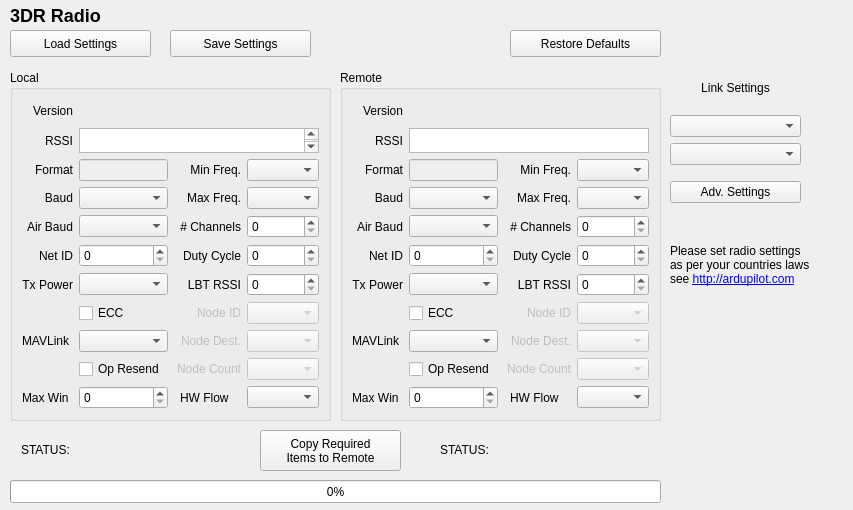
Qt form src/ui/configuration/Radio3DRConfig.ui (ArduPilot/apm_planner) before a commit.
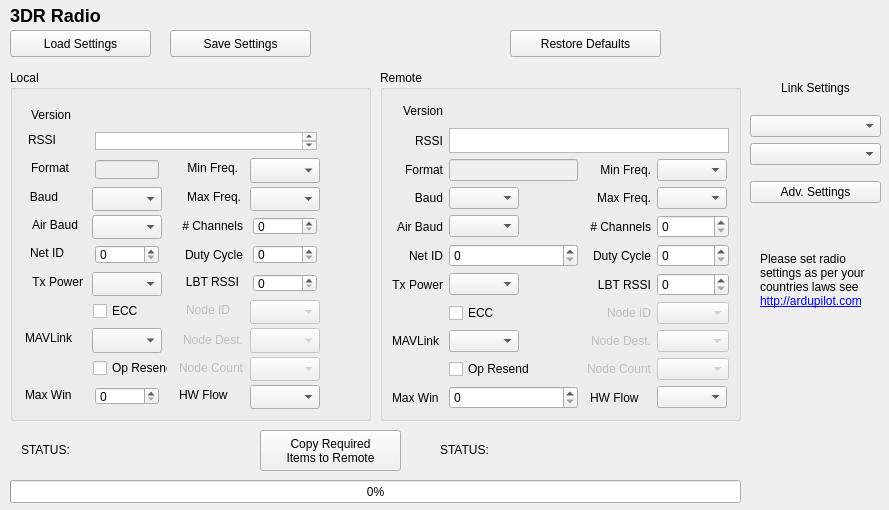
The same form after that commit.

Commit message: ComboBox Control: Fixes #522 combobox and layouts effected

Diff of the .ui file:
```diff
--- a/src/ui/configuration/Radio3DRConfig.ui
+++ b/src/ui/configuration/Radio3DRConfig.ui
@@ -6,7 +6,7 @@
    <rect>
     <x>0</x>
     <y>0</y>
-    <width>853</width>
+    <width>889</width>
     <height>510</height>
    </rect>
   </property>
@@ -60,16 +60,22 @@
     <rect>
      <x>10</x>
      <y>70</y>
-     <width>321</width>
+     <width>361</width>
      <height>351</height>
     </rect>
    </property>
    <property name="title">
     <string>Local</string>
    </property>
-   <layout class="QGridLayout" name="gridLayout">
-    <item row="6" column="3">
      <widget class="QLabel" name="label_10">
+    <property name="geometry">
+     <rect>
+      <x>169</x>
+      <y>204</y>
+      <width>60</width>
+      <height>16</height>
+     </rect>
+    </property>
       <property name="text">
        <string>LBT RSSI</string>
       </property>
@@ -77,9 +83,15 @@
        <set>Qt::AlignRight|Qt::AlignTrailing|Qt::AlignVCenter</set>
       </property>
      </widget>
-    </item>
-    <item row="3" column="3">
      <widget class="QLabel" name="label_8">
+    <property name="geometry">
+     <rect>
+      <x>169</x>
+      <y>119</y>
+      <width>62</width>
+      <height>16</height>
+     </rect>
+    </property>
       <property name="text">
        <string>Max Freq.</string>
       </property>
@@ -87,16 +99,28 @@
        <set>Qt::AlignRight|Qt::AlignTrailing|Qt::AlignVCenter</set>
       </property>
      </widget>
-    </item>
-    <item row="7" column="1">
      <widget class="QCheckBox" name="eccCheckBox">
+    <property name="geometry">
+     <rect>
+      <x>83</x>
+      <y>231</y>
+      <width>53</width>
+      <height>20</height>
+     </rect>
+    </property>
       <property name="text">
        <string>ECC</string>
       </property>
      </widget>
-    </item>
-    <item row="5" column="0">
      <widget class="QLabel" name="label_14">
+    <property name="geometry">
+     <rect>
+      <x>15</x>
+      <y>175</y>
+      <width>39</width>
+      <height>16</height>
+     </rect>
+    </property>
       <property name="text">
        <string>Net ID</string>
       </property>
@@ -104,15 +128,34 @@
        <set>Qt::AlignRight|Qt::AlignTrailing|Qt::AlignVCenter</set>
       </property>
      </widget>
-    </item>
-    <item row="2" column="4">
-     <widget class="QComboBox" name="minFreqComboBox"/>
-    </item>
-    <item row="8" column="3">
+   <widget class="QComboBox" name="minFreqComboBox">
+    <property name="geometry">
+     <rect>
+      <x>240</x>
+      <y>88</y>
+      <width>70</width>
+      <height>25</height>
+     </rect>
+    </property>
+    <property name="maximumSize">
+     <size>
+      <width>70</width>
+      <height>16777215</height>
+     </size>
+    </property>
+   </widget>
      <widget class="QLabel" name="label_12">
       <property name="enabled">
        <bool>false</bool>
       </property>
+    <property name="geometry">
+     <rect>
+      <x>169</x>
+      <y>260</y>
+      <width>64</width>
+      <height>19</height>
+     </rect>
+    </property>
       <property name="text">
        <string>Node Dest.</string>
       </property>
@@ -120,23 +163,41 @@
        <set>Qt::AlignRight|Qt::AlignTrailing|Qt::AlignVCenter</set>
       </property>
      </widget>
-    </item>
-    <item row="8" column="4">
      <widget class="QComboBox" name="nodeDestComboBox">
       <property name="enabled">
        <bool>false</bool>
       </property>
-     </widget>
-    </item>
-    <item row="9" column="4">
+    <property name="geometry">
+     <rect>
+      <x>240</x>
+      <y>258</y>
+      <width>70</width>
+      <height>25</height>
+     </rect>
+    </property>
+   </widget>
      <widget class="QComboBox" name="nodeCountComboBox">
       <property name="enabled">
        <bool>false</bool>
       </property>
-     </widget>
-    </item>
-    <item row="2" column="0">
+    <property name="geometry">
+     <rect>
+      <x>240</x>
+      <y>287</y>
+      <width>70</width>
+      <height>24</height>
+     </rect>
+    </property>
+   </widget>
      <widget class="QLabel" name="label_3">
+    <property name="geometry">
+     <rect>
+      <x>15</x>
+      <y>90</y>
+      <width>44</width>
+      <height>16</height>
+     </rect>
+    </property>
       <property name="text">
        <string>Format</string>
       </property>
@@ -144,12 +205,18 @@
        <set>Qt::AlignRight|Qt::AlignTrailing|Qt::AlignVCenter</set>
       </property>
      </widget>
-    </item>
-    <item row="7" column="3">
      <widget class="QLabel" name="label_11">
       <property name="enabled">
        <bool>false</bool>
       </property>
+    <property name="geometry">
+     <rect>
+      <x>169</x>
+      <y>232</y>
+      <width>51</width>
+      <height>16</height>
+     </rect>
+    </property>
       <property name="text">
        <string>Node ID</string>
       </property>
@@ -157,16 +224,28 @@
        <set>Qt::AlignRight|Qt::AlignTrailing|Qt::AlignVCenter</set>
       </property>
      </widget>
-    </item>
-    <item row="9" column="1">
      <widget class="QCheckBox" name="opResendCheckBox">
+    <property name="geometry">
+     <rect>
+      <x>83</x>
+      <y>288</y>
+      <width>75</width>
+      <height>20</height>
+     </rect>
+    </property>
       <property name="text">
        <string>Op Resend</string>
       </property>
      </widget>
-    </item>
-    <item row="2" column="3">
      <widget class="QLabel" name="label_6">
+    <property name="geometry">
+     <rect>
+      <x>169</x>
+      <y>90</y>
+      <width>59</width>
+      <height>16</height>
+     </rect>
+    </property>
       <property name="text">
        <string>Min Freq.</string>
       </property>
@@ -174,9 +253,15 @@
        <set>Qt::AlignRight|Qt::AlignTrailing|Qt::AlignVCenter</set>
       </property>
      </widget>
-    </item>
-    <item row="4" column="0">
      <widget class="QLabel" name="label_5">
+    <property name="geometry">
+     <rect>
+      <x>15</x>
+      <y>147</y>
+      <width>53</width>
+      <height>16</height>
+     </rect>
+    </property>
       <property name="text">
        <string>Air Baud</string>
       </property>
@@ -184,9 +269,15 @@
        <set>Qt::AlignRight|Qt::AlignTrailing|Qt::AlignVCenter</set>
       </property>
      </widget>
-    </item>
-    <item row="6" column="0">
      <widget class="QLabel" name="label_17">
+    <property name="geometry">
+     <rect>
+      <x>15</x>
+      <y>204</y>
+      <width>58</width>
+      <height>16</height>
+     </rect>
+    </property>
       <property name="text">
        <string>Tx Power</string>
       </property>
@@ -194,9 +285,15 @@
        <set>Qt::AlignRight|Qt::AlignTrailing|Qt::AlignVCenter</set>
       </property>
      </widget>
-    </item>
-    <item row="4" column="3">
      <widget class="QLabel" name="label_9">
+    <property name="geometry">
+     <rect>
+      <x>169</x>
+      <y>147</y>
+      <width>64</width>
+      <height>18</height>
+     </rect>
+    </property>
       <property name="text">
        <string># Channels</string>
       </property>
@@ -204,22 +301,47 @@
        <set>Qt::AlignRight|Qt::AlignTrailing|Qt::AlignVCenter</set>
       </property>
      </widget>
-    </item>
-    <item row="2" column="1">
      <widget class="QLineEdit" name="formatLineEdit">
       <property name="enabled">
        <bool>false</bool>
       </property>
-     </widget>
-    </item>
-    <item row="4" column="1">
-     <widget class="QComboBox" name="airBaudComboBox"/>
-    </item>
-    <item row="9" column="2" colspan="2">
+    <property name="geometry">
+     <rect>
+      <x>85</x>
+      <y>90</y>
+      <width>64</width>
+      <height>19</height>
+     </rect>
+    </property>
+   </widget>
+   <widget class="QComboBox" name="airBaudComboBox">
+    <property name="geometry">
+     <rect>
+      <x>82</x>
+      <y>145</y>
+      <width>70</width>
+      <height>24</height>
+     </rect>
+    </property>
+    <property name="maximumSize">
+     <size>
+      <width>70</width>
+      <height>16777215</height>
+     </size>
+    </property>
+   </widget>
      <widget class="QLabel" name="label_13">
       <property name="enabled">
        <bool>false</bool>
       </property>
+    <property name="geometry">
+     <rect>
+      <x>159</x>
+      <y>289</y>
+      <width>74</width>
+      <height>18</height>
+     </rect>
+    </property>
       <property name="text">
        <string>Node Count</string>
       </property>
@@ -227,12 +349,31 @@
        <set>Qt::AlignRight|Qt::AlignTrailing|Qt::AlignVCenter</set>
       </property>
      </widget>
-    </item>
-    <item row="6" column="1">
-     <widget class="QComboBox" name="txPowerComboBox"/>
-    </item>
-    <item row="3" column="0">
+   <widget class="QComboBox" name="txPowerComboBox">
+    <property name="geometry">
+     <rect>
+      <x>82</x>
+      <y>202</y>
+      <width>70</width>
+      <height>24</height>
+     </rect>
+    </property>
+    <property name="maximumSize">
+     <size>
+      <width>70</width>
+      <height>16777215</height>
+     </size>
+    </property>
+   </widget>
      <widget class="QLabel" name="label_4">
+    <property name="geometry">
+     <rect>
+      <x>15</x>
+      <y>119</y>
+      <width>33</width>
+      <height>16</height>
+     </rect>
+    </property>
       <property name="text">
        <string>Baud</string>
       </property>
@@ -240,30 +381,61 @@
        <set>Qt::AlignRight|Qt::AlignTrailing|Qt::AlignVCenter</set>
       </property>
      </widget>
-    </item>
-    <item row="3" column="4">
-     <widget class="QComboBox" name="maxFreqComboBox"/>
-    </item>
-    <item row="1" column="1" colspan="4">
+   <widget class="QComboBox" name="maxFreqComboBox">
+    <property name="geometry">
+     <rect>
+      <x>240</x>
+      <y>117</y>
+      <width>70</width>
+      <height>24</height>
+     </rect>
+    </property>
+    <property name="maximumSize">
+     <size>
+      <width>70</width>
+      <height>16777215</height>
+     </size>
+    </property>
+   </widget>
      <widget class="QTextEdit" name="rssiTextEdit">
+    <property name="geometry">
+     <rect>
+      <x>85</x>
+      <y>62</y>
+      <width>222</width>
+      <height>18</height>
+     </rect>
+    </property>
       <property name="html">
        <string>&lt;!DOCTYPE HTML PUBLIC &quot;-//W3C//DTD HTML 4.0//EN&quot; &quot;http://www.w3.org/TR/REC-html40/strict.dtd&quot;&gt;
 &lt;html&gt;&lt;head&gt;&lt;meta name=&quot;qrichtext&quot; content=&quot;1&quot; /&gt;&lt;style type=&quot;text/css&quot;&gt;
 p, li { white-space: pre-wrap; }
-&lt;/style&gt;&lt;/head&gt;&lt;body style=&quot; font-family:'.Lucida Grande UI'; font-size:13pt; font-weight:400; font-style:normal;&quot;&gt;
+&lt;/style&gt;&lt;/head&gt;&lt;body style=&quot; font-family:'.Helvetica Neue DeskInterface'; font-size:13pt; font-weight:400; font-style:normal;&quot;&gt;
 &lt;p style=&quot;-qt-paragraph-type:empty; margin-top:0px; margin-bottom:0px; margin-left:0px; margin-right:0px; -qt-block-indent:0; text-indent:0px; font-family:'Lucida Grande';&quot;&gt;&lt;br /&gt;&lt;/p&gt;&lt;/body&gt;&lt;/html&gt;</string>
       </property>
      </widget>
-    </item>
-    <item row="7" column="4">
      <widget class="QComboBox" name="nodeIdComboBox">
       <property name="enabled">
        <bool>false</bool>
       </property>
-     </widget>
-    </item>
-    <item row="1" column="0">
+    <property name="geometry">
+     <rect>
+      <x>240</x>
+      <y>230</y>
+      <width>70</width>
+      <height>24</height>
+     </rect>
+    </property>
+   </widget>
      <widget class="QLabel" name="label_2">
+    <property name="geometry">
+     <rect>
+      <x>15</x>
+      <y>62</y>
+      <width>31</width>
+      <height>16</height>
+     </rect>
+    </property>
       <property name="text">
        <string>RSSI</string>
       </property>
@@ -271,12 +443,31 @@
        <set>Qt::AlignRight|Qt::AlignTrailing|Qt::AlignVCenter</set>
       </property>
      </widget>
-    </item>
-    <item row="3" column="1">
-     <widget class="QComboBox" name="baudComboBox"/>
-    </item>
-    <item row="5" column="3">
+   <widget class="QComboBox" name="baudComboBox">
+    <property name="geometry">
+     <rect>
+      <x>82</x>
+      <y>117</y>
+      <width>70</width>
+      <height>24</height>
+     </rect>
+    </property>
+    <property name="maximumSize">
+     <size>
+      <width>70</width>
+      <height>16777215</height>
+     </size>
+    </property>
+   </widget>
      <widget class="QLabel" name="label_7">
+    <property name="geometry">
+     <rect>
+      <x>169</x>
+      <y>175</y>
+      <width>64</width>
+      <height>19</height>
+     </rect>
+    </property>
       <property name="text">
        <string>Duty Cycle</string>
       </property>
@@ -284,9 +475,15 @@
        <set>Qt::AlignRight|Qt::AlignTrailing|Qt::AlignVCenter</set>
       </property>
      </widget>
-    </item>
-    <item row="0" column="1" colspan="2">
      <widget class="QLabel" name="versionLabel">
+    <property name="geometry">
+     <rect>
+      <x>85</x>
+      <y>33</y>
+      <width>210</width>
+      <height>23</height>
+     </rect>
+    </property>
       <property name="minimumSize">
        <size>
         <width>210</width>
@@ -297,9 +494,15 @@
        <string/>
       </property>
      </widget>
-    </item>
-    <item row="0" column="0">
      <widget class="QLabel" name="label_1">
+    <property name="geometry">
+     <rect>
+      <x>15</x>
+      <y>33</y>
+      <width>46</width>
+      <height>23</height>
+     </rect>
+    </property>
       <property name="minimumSize">
        <size>
         <width>0</width>
@@ -313,23 +516,41 @@
        <set>Qt::AlignRight|Qt::AlignTrailing|Qt::AlignVCenter</set>
       </property>
      </widget>
-    </item>
-    <item row="5" column="1">
      <widget class="QSpinBox" name="netIdSpinBox">
+    <property name="geometry">
+     <rect>
+      <x>85</x>
+      <y>175</y>
+      <width>64</width>
+      <height>19</height>
+     </rect>
+    </property>
       <property name="maximum">
        <number>499</number>
       </property>
      </widget>
-    </item>
-    <item row="5" column="4">
      <widget class="QSpinBox" name="dutyCycleSpinBox">
+    <property name="geometry">
+     <rect>
+      <x>243</x>
+      <y>175</y>
+      <width>64</width>
+      <height>19</height>
+     </rect>
+    </property>
       <property name="maximum">
        <number>100</number>
       </property>
      </widget>
-    </item>
-    <item row="6" column="4">
      <widget class="QSpinBox" name="lbtRssiSpinBox">
+    <property name="geometry">
+     <rect>
+      <x>243</x>
+      <y>204</y>
+      <width>64</width>
+      <height>18</height>
+     </rect>
+    </property>
       <property name="minimum">
        <number>0</number>
       </property>
@@ -337,49 +558,103 @@
        <number>0</number>
       </property>
      </widget>
-    </item>
-    <item row="4" column="4">
      <widget class="QSpinBox" name="numChannelsSpinBox">
+    <property name="geometry">
+     <rect>
+      <x>243</x>
+      <y>147</y>
+      <width>64</width>
+      <height>18</height>
+     </rect>
+    </property>
       <property name="maximum">
        <number>50</number>
       </property>
      </widget>
-    </item>
-    <item row="8" column="0">
      <widget class="QLabel" name="label_32">
+    <property name="geometry">
+     <rect>
+      <x>15</x>
+      <y>260</y>
+      <width>54</width>
+      <height>16</height>
+     </rect>
+    </property>
       <property name="text">
        <string>MAVLink</string>
       </property>
      </widget>
-    </item>
-    <item row="8" column="1">
-     <widget class="QComboBox" name="mavLinkComboBox"/>
-    </item>
-    <item row="10" column="1">
+   <widget class="QComboBox" name="mavLinkComboBox">
+    <property name="geometry">
+     <rect>
+      <x>82</x>
+      <y>258</y>
+      <width>70</width>
+      <height>25</height>
+     </rect>
+    </property>
+    <property name="maximumSize">
+     <size>
+      <width>70</width>
+      <height>16777215</height>
+     </size>
+    </property>
+   </widget>
      <widget class="QSpinBox" name="maxWindowSpinBox">
+    <property name="geometry">
+     <rect>
+      <x>85</x>
+      <y>317</y>
+      <width>64</width>
+      <height>18</height>
+     </rect>
+    </property>
       <property name="maximum">
        <number>999</number>
       </property>
      </widget>
-    </item>
-    <item row="10" column="0">
      <widget class="QLabel" name="label_34">
+    <property name="geometry">
+     <rect>
+      <x>15</x>
+      <y>317</y>
+      <width>54</width>
+      <height>16</height>
+     </rect>
+    </property>
       <property name="text">
        <string>Max Win</string>
       </property>
      </widget>
-    </item>
-    <item row="10" column="4">
-     <widget class="QComboBox" name="rtsCtsComboBox"/>
-    </item>
-    <item row="10" column="3">
+   <widget class="QComboBox" name="rtsCtsComboBox">
+    <property name="geometry">
+     <rect>
+      <x>240</x>
+      <y>315</y>
+      <width>70</width>
+      <height>24</height>
+     </rect>
+    </property>
+    <property name="maximumSize">
+     <size>
+      <width>70</width>
+      <height>16777215</height>
+     </size>
+    </property>
+   </widget>
      <widget class="QLabel" name="label_38">
+    <property name="geometry">
+     <rect>
+      <x>169</x>
+      <y>317</y>
+      <width>56</width>
+      <height>16</height>
+     </rect>
+    </property>
       <property name="text">
        <string>HW Flow</string>
       </property>
      </widget>
-    </item>
-   </layout>
    <zorder>label_1</zorder>
    <zorder>label_2</zorder>
    <zorder>formatLineEdit</zorder>
@@ -424,7 +699,7 @@
     <rect>
      <x>10</x>
      <y>480</y>
-     <width>651</width>
+     <width>731</width>
      <height>23</height>
     </rect>
    </property>
@@ -435,9 +710,9 @@
   <widget class="QGroupBox" name="remoteGroupBox">
    <property name="geometry">
     <rect>
-     <x>340</x>
+     <x>380</x>
      <y>70</y>
-     <width>321</width>
+     <width>361</width>
      <height>351</height>
     </rect>
    </property>
@@ -456,7 +731,14 @@
      </widget>
     </item>
     <item row="2" column="4">
-     <widget class="QComboBox" name="minFreqComboBox_remote"/>
+     <widget class="QComboBox" name="minFreqComboBox_remote">
+      <property name="maximumSize">
+       <size>
+        <width>70</width>
+        <height>16777215</height>
+       </size>
+      </property>
+     </widget>
     </item>
     <item row="9" column="1">
      <widget class="QCheckBox" name="opResendCheckBox_remote">
@@ -513,7 +795,14 @@
      </widget>
     </item>
     <item row="4" column="1">
-     <widget class="QComboBox" name="airBaudComboBox_remote"/>
+     <widget class="QComboBox" name="airBaudComboBox_remote">
+      <property name="maximumSize">
+       <size>
+        <width>70</width>
+        <height>16777215</height>
+       </size>
+      </property>
+     </widget>
     </item>
     <item row="6" column="3">
      <widget class="QLabel" name="label_15">
@@ -526,7 +815,14 @@
      </widget>
     </item>
     <item row="6" column="1">
-     <widget class="QComboBox" name="txPowerComboBox_remote"/>
+     <widget class="QComboBox" name="txPowerComboBox_remote">
+      <property name="maximumSize">
+       <size>
+        <width>70</width>
+        <height>16777215</height>
+       </size>
+      </property>
+     </widget>
     </item>
     <item row="3" column="0">
      <widget class="QLabel" name="label_26">
@@ -539,7 +835,14 @@
      </widget>
     </item>
     <item row="3" column="4">
-     <widget class="QComboBox" name="maxFreqComboBox_remote"/>
+     <widget class="QComboBox" name="maxFreqComboBox_remote">
+      <property name="maximumSize">
+       <size>
+        <width>70</width>
+        <height>16777215</height>
+       </size>
+      </property>
+     </widget>
     </item>
     <item row="0" column="0">
      <widget class="QLabel" name="label_27">
@@ -568,7 +871,14 @@
      </widget>
     </item>
     <item row="3" column="1">
-     <widget class="QComboBox" name="baudComboBox_remote"/>
+     <widget class="QComboBox" name="baudComboBox_remote">
+      <property name="maximumSize">
+       <size>
+        <width>70</width>
+        <height>16777215</height>
+       </size>
+      </property>
+     </widget>
     </item>
     <item row="1" column="0">
      <widget class="QLabel" name="label_29">
@@ -715,7 +1025,14 @@
      </widget>
     </item>
     <item row="8" column="1">
-     <widget class="QComboBox" name="mavLinkComboBox_remote"/>
+     <widget class="QComboBox" name="mavLinkComboBox_remote">
+      <property name="maximumSize">
+       <size>
+        <width>70</width>
+        <height>16777215</height>
+       </size>
+      </property>
+     </widget>
     </item>
     <item row="10" column="1">
      <widget class="QSpinBox" name="maxWindowSpinBox_remote">
@@ -732,7 +1049,14 @@
      </widget>
     </item>
     <item row="10" column="4">
-     <widget class="QComboBox" name="rtsCtsComboBox_remote"/>
+     <widget class="QComboBox" name="rtsCtsComboBox_remote">
+      <property name="maximumSize">
+       <size>
+        <width>70</width>
+        <height>16777215</height>
+       </size>
+      </property>
+     </widget>
     </item>
     <item row="10" column="3">
      <widget class="QLabel" name="label_37">
@@ -760,7 +1084,7 @@
   <widget class="QWidget" name="layoutWidget">
    <property name="geometry">
     <rect>
-     <x>670</x>
+     <x>750</x>
      <y>66</y>
      <width>131</width>
      <height>137</height>
@@ -879,14 +1203,17 @@
   <widget class="QLabel" name="label_36">
    <property name="geometry">
     <rect>
-     <x>670</x>
-     <y>230</y>
-     <width>171</width>
-     <height>71</height>
+     <x>760</x>
+     <y>220</y>
+     <width>121</width>
+     <height>121</height>
     </rect>
    </property>
    <property name="text">
-    <string>&lt;html&gt;&lt;head/&gt;&lt;body&gt;&lt;p&gt;Please set radio settings &lt;br/&gt;as per your countries laws&lt;br/&gt;see &lt;a href=&quot;http://copter.ardupilot.com/wiki/common-using-the-3dr-radio-for-telemetry-with-apm-and-px4/#Support_for_different_countriesregions&quot;&gt;&lt;span style=&quot; text-decoration: underline; color:#0000ff;&quot;&gt;http://ardupilot.com&lt;/span&gt;&lt;/a&gt;&lt;/p&gt;&lt;/body&gt;&lt;/html&gt;</string>
+    <string>&lt;html&gt;&lt;head/&gt;&lt;body&gt;&lt;p&gt;Please set radio settings as per your countries laws see &lt;a href=&quot;http://copter.ardupilot.com/wiki/common-using-the-3dr-radio-for-telemetry-with-apm-and-px4/#Support_for_different_countriesregions&quot;&gt;&lt;span style=&quot; text-decoration: underline; color:#0000ff;&quot;&gt;http://ardupilot.com&lt;/span&gt;&lt;/a&gt;&lt;/p&gt;&lt;/body&gt;&lt;/html&gt;</string>
+   </property>
+   <property name="wordWrap">
+    <bool>true</bool>
    </property>
    <property name="openExternalLinks">
     <bool>true</bool>
```
Lines whose indentation alone changed are shown as unchanged. The commit also changes 3 other files.
